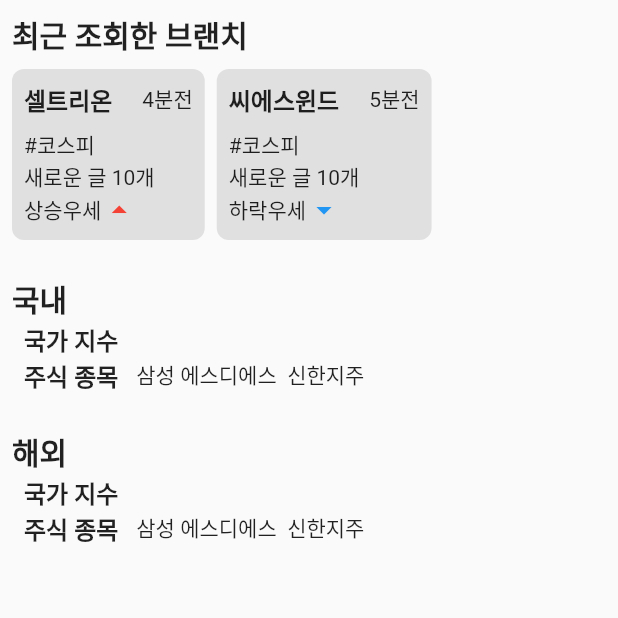
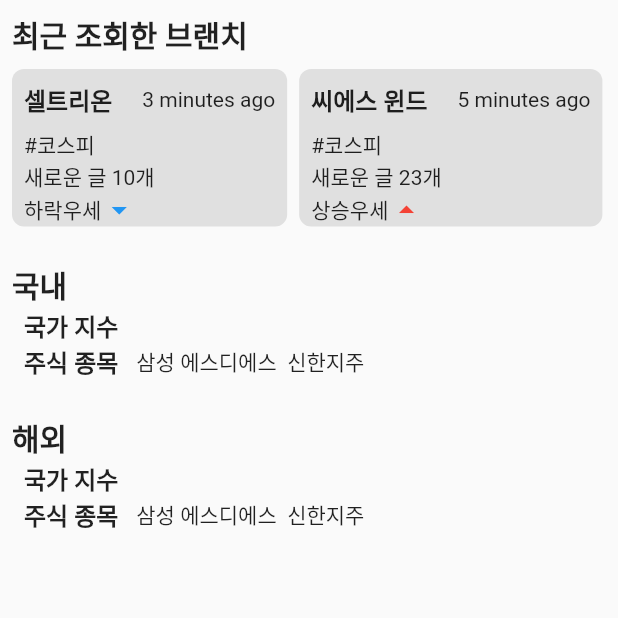
Before and after one commit to code-bross/meta_vest_sample, a Flutter app: the BranchSearchPage screen opened by its route, on a phone screen of 412 x 824 dp, the top half of it. Run offline on Flutter 3.47's test engine with Material 2 defaults, Android fonts, the phone set to English and light mode, and no system bars; our stand-ins replace chat_bubbles, easy_localization, faker, get, jiffy, kt_dart and 2 more; missing offline and left inert: darq, dart_web3, faker_dart, polls, timeline_list; network calls fail.

Commit message:
- branch search page modeling

```diff
--- a/lib/pages/dev.setting/branch_search/branch_search_controller.dart
+++ b/lib/pages/dev.setting/branch_search/branch_search_controller.dart
@@ -1,8 +1,123 @@
 import 'package:get/get.dart';
+import 'package:intl/intl.dart';
+import 'package:jiffy/jiffy.dart';
+import 'package:kt_dart/kt.dart';
+import 'package:meta_vest_sample/pages/dev.setting/branch/branch_controller.dart';
 
 class BranchSearchController extends GetxController {
+  KtList<BranchLatestSearchModel> items = KtList.of(
+    BranchLatestSearchModel(
+        title: '셀트리온',
+        timeStamp: DateTime.now().subtract(Duration(minutes: 3)),
+        tag: '#코스피',
+        newCount: 10,
+        predictionType: PredictionType.Bear),
+    BranchLatestSearchModel(
+        title: '씨에스 윈드',
+        timeStamp: DateTime.now().subtract(Duration(minutes: 5)),
+        tag: '#코스피',
+        newCount: 23,
+        predictionType: PredictionType.Bull),
+    BranchLatestSearchModel(
+        title: '신한금융지주',
+        timeStamp: DateTime.now().subtract(Duration(minutes: 8)),
+        tag: '#코스피',
+        newCount: 7,
+        predictionType: PredictionType.Bull),
+  );
+
   @override
   void onInit() {
     super.onInit();
   }
 }
+
+class BranchLatestSearchModel {
+  final String title;
+  final DateTime timeStamp;
+  final String tag;
+  final int newCount;
+  final PredictionType predictionType;
+
+//<editor-fold desc="Data Methods">
+
+  const BranchLatestSearchModel({
+    required this.title,
+    required this.timeStamp,
+    required this.tag,
+    required this.newCount,
+    required this.predictionType,
+  });
+
+  @override
+  bool operator ==(Object other) =>
+      identical(this, other) ||
+      (other is BranchLatestSearchModel &&
+          runtimeType == other.runtimeType &&
+          title == other.title &&
+          timeStamp == other.timeStamp &&
+          tag == other.tag &&
+          newCount == other.newCount &&
+          predictionType == other.predictionType);
+
+  @override
+  int get hashCode =>
+      title.hashCode ^
+      timeStamp.hashCode ^
+      tag.hashCode ^
+      newCount.hashCode ^
+      predictionType.hashCode;
+
+  @override
+  String toString() {
+    return 'BranchLatestSearchModel{' +
+        ' title: $title,' +
+        ' timeStamp: $timeStamp,' +
+        ' tag: $tag,' +
+        ' newCount: $newCount,' +
+        ' predictionType: $predictionType,' +
+        '}';
+  }
+
+  BranchLatestSearchModel copyWith({
+    String? title,
+    DateTime? timeStamp,
+    String? tag,
+    int? newCount,
+    PredictionType? predictionType,
+  }) {
+    return BranchLatestSearchModel(
+      title: title ?? this.title,
+      timeStamp: timeStamp ?? this.timeStamp,
+      tag: tag ?? this.tag,
+      newCount: newCount ?? this.newCount,
+      predictionType: predictionType ?? this.predictionType,
+    );
+  }
+
+  Map<String, dynamic> toMap() {
+    return {
+      'title': this.title,
+      'timeStamp': this.timeStamp,
+      'tag': this.tag,
+      'newCount': this.newCount,
+      'predictionType': this.predictionType,
+    };
+  }
+
+  factory BranchLatestSearchModel.fromMap(Map<String, dynamic> map) {
+    return BranchLatestSearchModel(
+      title: map['title'] as String,
+      timeStamp: map['timeStamp'] as DateTime,
+      tag: map['tag'] as String,
+      newCount: map['newCount'] as int,
+      predictionType: map['predictionType'] as PredictionType,
+    );
+  }
+
+  String timeString() => Jiffy(
+      DateFormat('yyyy-MM-dd HH:mm').format(timeStamp), 'yyyy-MM-dd HH:mm')
+      .fromNow();
+
+//</editor-fold>
+}
--- a/lib/pages/dev.setting/branch_search/branch_search_page.dart
+++ b/lib/pages/dev.setting/branch_search/branch_search_page.dart
@@ -1,6 +1,8 @@
 import 'package:flutter/material.dart';
 import 'package:flutter/widgets.dart';
 import 'package:get/get.dart';
+import 'package:kt_dart/collection.dart';
+import 'package:meta_vest_sample/pages/dev.setting/branch/branch_controller.dart';
 import 'package:meta_vest_sample/pages/dev.setting/branch_search/branch_search_controller.dart';
 
 import '../../../routes/app_pages.dart';
@@ -13,55 +15,17 @@ class BranchSearchPage extends StatelessWidget {
         TextStyle(fontSize: 20, fontWeight: FontWeight.bold);
     TextStyle boldStyle = TextStyle(fontSize: 16, fontWeight: FontWeight.bold);
 
-    Widget searchCard(BranchSearchController controller, String title,
-        String timesAgo, bool isUp) {
-      return InkWell(
-          onTap: () => {Get.toNamed(Routes.Branch)},
-          child: Container(
-            padding: EdgeInsets.all(8),
-            margin: EdgeInsets.only(right: 8),
-            decoration: BoxDecoration(
-                color: Colors.grey[300],
-                borderRadius: BorderRadius.circular(8)),
-            child: Column(
-              mainAxisAlignment: MainAxisAlignment.start,
-              crossAxisAlignment: CrossAxisAlignment.start,
-              children: [
-                Row(
-                  children: [
-                    Text(
-                      title,
-                      style: boldStyle,
-                    ),
-                    SizedBox(
-                      width: 20,
-                    ),
-                    Text(timesAgo)
-                  ],
-                ),
-                SizedBox(
-                  height: 8,
-                ),
-                Text('#코스피'),
-                Text('새로운 글 10개'),
-                Row(
-                  children: [
-                    Text(isUp ? '상승우세' : '하락우세'),
-                    isUp
-                        ? Icon(
-                            Icons.arrow_drop_up_outlined,
-                            color: Colors.red,
-                          )
-                        : Icon(
-                            Icons.arrow_drop_down_outlined,
-                            color: Colors.blue,
-                          )
-                  ],
-                )
-              ],
-            ),
-          ));
-    }
+    Widget _latest(KtList<BranchLatestSearchModel> items) => SizedBox(
+          height: 105,
+          child: ListView.builder(
+              shrinkWrap: true,
+              physics: const ClampingScrollPhysics(),
+              scrollDirection: Axis.horizontal,
+              itemCount: items.size,
+              itemBuilder: (BuildContext context, int index) {
+                return _LatestSearch(items[index]);
+              }),
+        );
 
     return Container(
         margin: EdgeInsets.all(8),
@@ -73,12 +37,7 @@ class BranchSearchPage extends StatelessWidget {
               alignment: Alignment.centerLeft,
               margin: EdgeInsets.only(bottom: 8),
             ),
-            Row(
-              children: [
-                searchCard(controller, '셀트리온', '4분전', true),
-                searchCard(controller, '씨에스윈드', '5분전', false)
-              ],
-            ),
+            _latest(controller.items),
             SizedBox(
               height: 24,
             ),
@@ -145,3 +104,69 @@ class BranchSearchPage extends StatelessWidget {
             ));
   }
 }
+
+class _LatestSearch extends StatelessWidget {
+  final BranchLatestSearchModel _model;
+
+  _LatestSearch(this._model);
+
+  TextStyle _titleTextStyle =
+      TextStyle(fontSize: 20, fontWeight: FontWeight.bold);
+  TextStyle _boldStyle = TextStyle(fontSize: 16, fontWeight: FontWeight.bold);
+
+  @override
+  Widget build(context) {
+    return GetBuilder<BranchSearchController>(
+        builder: (controller) => _widget());
+  }
+
+  Widget _widget() {
+    return InkWell(
+        onTap: () => {Get.toNamed(Routes.Branch)},
+        child: Container(
+          padding: EdgeInsets.all(8),
+          margin: EdgeInsets.only(right: 8),
+          decoration: BoxDecoration(
+              color: Colors.grey[300], borderRadius: BorderRadius.circular(8)),
+          child: Column(
+            mainAxisAlignment: MainAxisAlignment.start,
+            crossAxisAlignment: CrossAxisAlignment.start,
+            children: [
+              Row(
+                children: [
+                  Text(
+                    _model.title,
+                    style: _boldStyle,
+                  ),
+                  SizedBox(
+                    width: 20,
+                  ),
+                  Text(_model.timeString())
+                ],
+              ),
+              SizedBox(
+                height: 8,
+              ),
+              Text(_model.tag),
+              Text('새로운 글 ${_model.newCount}개'),
+              Row(
+                children: [
+                  Text(_model.predictionType == PredictionType.Bull
+                      ? '상승우세'
+                      : '하락우세'),
+                  _model.predictionType == PredictionType.Bull
+                      ? Icon(
+                          Icons.arrow_drop_up_outlined,
+                          color: Colors.red,
+                        )
+                      : Icon(
+                          Icons.arrow_drop_down_outlined,
+                          color: Colors.blue,
+                        )
+                ],
+              )
+            ],
+          ),
+        ));
+  }
+}
--- a/lib/pages/ranking/ranking_page.dart
+++ b/lib/pages/ranking/ranking_page.dart
@@ -30,7 +30,7 @@ class RankingPage extends StatelessWidget {
     if (type == RankingType.PortpolioSubsribeCount) {
       return _Chart(model);
     } else {
-      return _Chracter(model);
+      return _Character(model);
     }
   }
 
@@ -261,10 +261,10 @@ class _CharacterBottom extends StatelessWidget {
   }
 }
 
-class _Chracter extends StatelessWidget {
+class _Character extends StatelessWidget {
   final RankingModel _model;
 
-  _Chracter(this._model);
+  _Character(this._model);
 
   @override
   Widget build(BuildContext context) {
```
